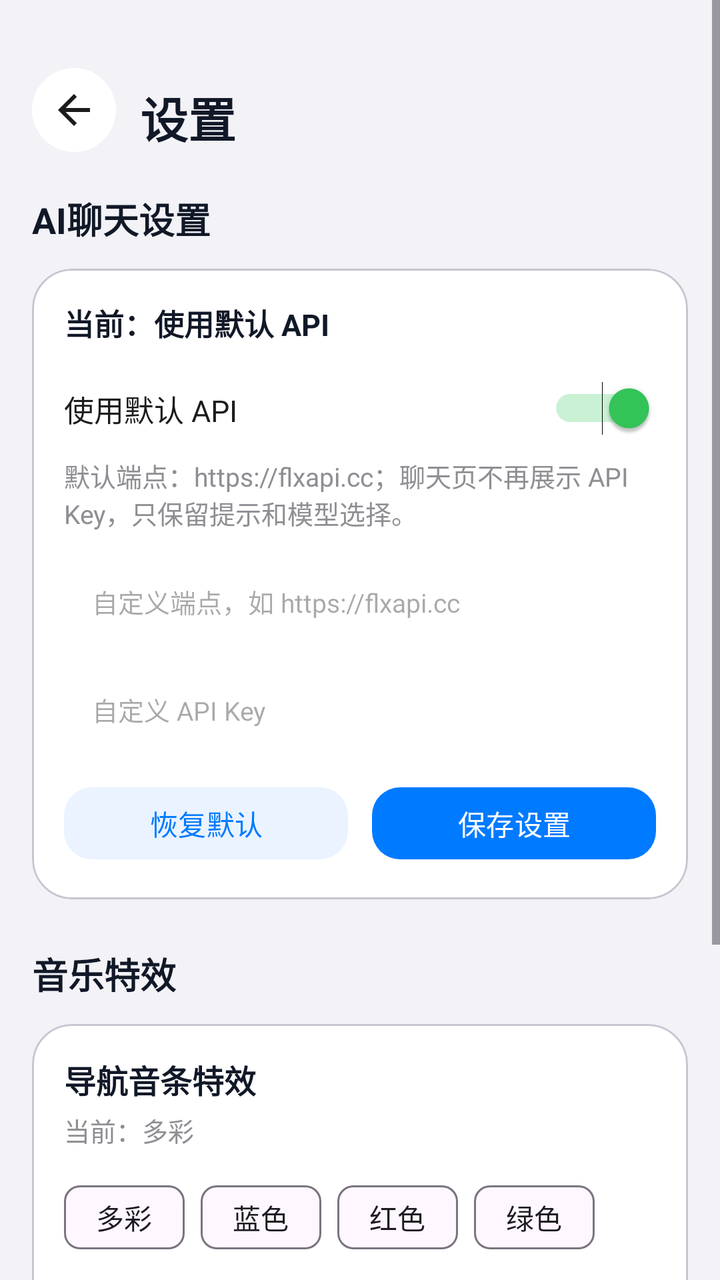
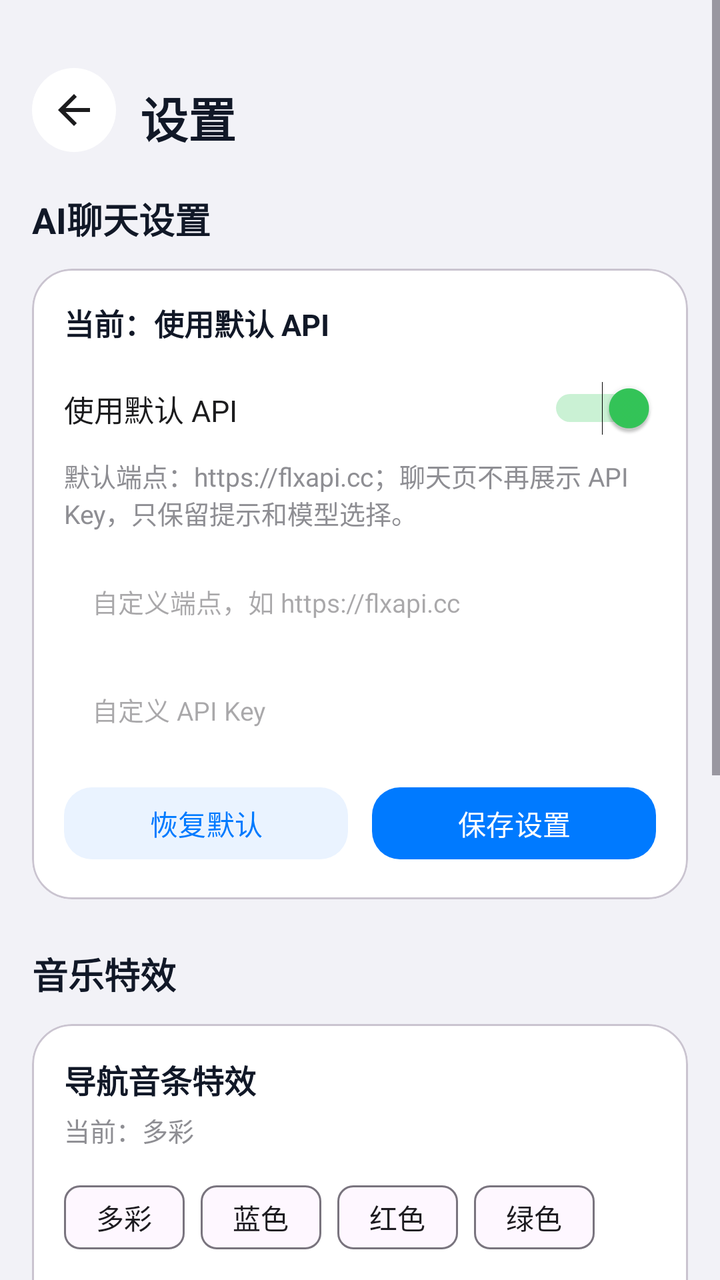

Before-and-after screenshots of an Android layout around one commit, followed by the original layout XML and the change that was made.
<!-- AndroidManifest.xml: application theme Theme.YunoTools -->
<!-- res/layout/activity_settings.xml -->
<?xml version="1.0" encoding="utf-8"?>
<ScrollView xmlns:android="http://schemas.android.com/apk/res/android"
    xmlns:app="http://schemas.android.com/apk/res-auto"
    android:id="@+id/settingsRoot"
    android:layout_width="match_parent"
    android:layout_height="match_parent"
    android:background="#F2F2F7"
    android:fillViewport="true">

    <LinearLayout
        android:layout_width="match_parent"
        android:layout_height="wrap_content"
        android:orientation="vertical"
        android:paddingBottom="24dp">

        <LinearLayout
            android:layout_width="match_parent"
            android:layout_height="88dp"
            android:gravity="bottom|center_vertical"
            android:orientation="horizontal"
            android:paddingStart="16dp"
            android:paddingEnd="16dp"
            android:paddingBottom="12dp">

            <ImageButton
                android:id="@+id/btnBack"
                android:layout_width="42dp"
                android:layout_height="42dp"
                android:background="@drawable/bg_bottom_nav_capsule"
                android:padding="10dp"
                android:src="@drawable/ic_back"
                app:tint="#1C1C1E" />

            <TextView
                android:layout_width="0dp"
                android:layout_height="wrap_content"
                android:layout_marginStart="12dp"
                android:layout_weight="1"
                android:text="设置"
                android:textColor="#111827"
                android:textSize="24sp"
                android:textStyle="bold" />
        </LinearLayout>

        <LinearLayout
            android:layout_width="match_parent"
            android:layout_height="wrap_content"
            android:orientation="vertical"
            android:paddingStart="16dp"
            android:paddingEnd="16dp">

            <TextView
                android:layout_width="wrap_content"
                android:layout_height="wrap_content"
                android:layout_marginTop="8dp"
                android:text="AI聊天设置"
                android:textColor="#111827"
                android:textSize="18sp"
                android:textStyle="bold" />
            <com.google.android.material.card.MaterialCardView
                android:layout_width="match_parent"
                android:layout_height="wrap_content"
                android:layout_marginTop="12dp"
                app:cardBackgroundColor="#FFFFFF"
                app:cardCornerRadius="20dp"
                app:cardElevation="0dp">
                <LinearLayout
                    android:layout_width="match_parent"
                    android:layout_height="wrap_content"
                    android:orientation="vertical"
                    android:padding="16dp">
                    <TextView
                        android:id="@+id/tvApiMode"
                        android:layout_width="match_parent"
                        android:layout_height="wrap_content"
                        android:text="当前：使用默认 API"
                        android:textColor="#111827"
                        android:textSize="15sp"
                        android:textStyle="bold" />
                    <LinearLayout
                        android:layout_width="match_parent"
                        android:layout_height="48dp"
                        android:layout_marginTop="8dp"
                        android:gravity="center_vertical"
                        android:orientation="horizontal">
                        <TextView
                            android:layout_width="0dp"
                            android:layout_height="wrap_content"
                            android:layout_weight="1"
                            android:text="使用默认 API"
                            android:textColor="#1C1C1E"
                            android:textSize="15sp" />
                        <Switch
                            android:id="@+id/switchDefaultApi"
                            android:layout_width="wrap_content"
                            android:layout_height="wrap_content"
                            android:checked="true" />
                    </LinearLayout>
                    <TextView
                        android:layout_width="match_parent"
                        android:layout_height="wrap_content"
                        android:text="默认端点：https://flxapi.cc；聊天页不再展示 API Key，只保留提示和模型选择。"
                        android:textColor="#8E8E93"
                        android:textSize="13sp" />
                    <LinearLayout
                        android:id="@+id/customApiPanel"
                        android:layout_width="match_parent"
                        android:layout_height="wrap_content"
                        android:layout_marginTop="12dp"
                        android:orientation="vertical">
                        <EditText
                            android:id="@+id/etAiEndpoint"
                            android:layout_width="match_parent"
                            android:layout_height="46dp"
                            android:background="@drawable/bg_input_round"
                            android:hint="自定义端点，如 https://flxapi.cc"
                            android:paddingHorizontal="14dp"
                            android:singleLine="true"
                            android:textSize="13sp" />
                        <EditText
                            android:id="@+id/etAiApiKey"
                            android:layout_width="match_parent"
                            android:layout_height="46dp"
                            android:layout_marginTop="8dp"
                            android:background="@drawable/bg_input_round"
                            android:hint="自定义 API Key"
                            android:paddingHorizontal="14dp"
                            android:singleLine="true"
                            android:textSize="13sp" />
                    </LinearLayout>
                    <LinearLayout
                        android:layout_width="match_parent"
                        android:layout_height="wrap_content"
                        android:layout_marginTop="12dp"
                        android:orientation="horizontal">
                        <com.google.android.material.button.MaterialButton
                            android:id="@+id/btnResetAiSettings"
                            android:layout_width="0dp"
                            android:layout_height="44dp"
                            android:layout_marginEnd="6dp"
                            android:layout_weight="1"
                            android:text="恢复默认"
                            android:textColor="#007AFF"
                            app:backgroundTint="#EAF3FF"
                            app:cornerRadius="14dp" />
                        <com.google.android.material.button.MaterialButton
                            android:id="@+id/btnSaveAiSettings"
                            android:layout_width="0dp"
                            android:layout_height="44dp"
                            android:layout_marginStart="6dp"
                            android:layout_weight="1"
                            android:text="保存设置"
                            android:textColor="@android:color/white"
                            app:backgroundTint="#007AFF"
                            app:cornerRadius="14dp" />
                    </LinearLayout>
                </LinearLayout>
            </com.google.android.material.card.MaterialCardView>

            <TextView
                android:layout_width="wrap_content"
                android:layout_height="wrap_content"
                android:layout_marginTop="24dp"
                android:text="音乐特效"
                android:textColor="#111827"
                android:textSize="18sp"
                android:textStyle="bold" />

            <com.google.android.material.card.MaterialCardView
                android:layout_width="match_parent"
                android:layout_height="wrap_content"
                android:layout_marginTop="12dp"
                app:cardBackgroundColor="#FFFFFF"
                app:cardCornerRadius="20dp"
                app:cardElevation="0dp">

                <LinearLayout
                    android:layout_width="match_parent"
                    android:layout_height="wrap_content"
                    android:orientation="vertical"
                    android:padding="16dp">

                    <TextView
                        android:layout_width="match_parent"
                        android:layout_height="wrap_content"
                        android:text="导航音条特效"
                        android:textColor="#111827"
                        android:textSize="16sp"
                        android:textStyle="bold" />

                    <TextView
                        android:id="@+id/tvMusicBarState"
                        android:layout_width="match_parent"
                        android:layout_height="wrap_content"
                        android:layout_marginTop="4dp"
                        android:text="当前：多彩"
                        android:textColor="#8E8E93"
                        android:textSize="13sp" />

                    <com.google.android.material.chip.ChipGroup
                        android:id="@+id/chipMusicBarStyle"
                        android:layout_width="match_parent"
                        android:layout_height="wrap_content"
                        android:layout_marginTop="10dp"
                        app:singleSelection="true">

                        <com.google.android.material.chip.Chip android:id="@+id/chipMusicBarMulti" android:layout_width="wrap_content" android:layout_height="wrap_content" android:text="多彩" android:checkable="true" />
                        <com.google.android.material.chip.Chip android:id="@+id/chipMusicBarBlue" android:layout_width="wrap_content" android:layout_height="wrap_content" android:text="蓝色" android:checkable="true" />
                        <com.google.android.material.chip.Chip android:id="@+id/chipMusicBarRed" android:layout_width="wrap_content" android:layout_height="wrap_content" android:text="红色" android:checkable="true" />
                        <com.google.android.material.chip.Chip android:id="@+id/chipMusicBarGreen" android:layout_width="wrap_content" android:layout_height="wrap_content" android:text="绿色" android:checkable="true" />
                        <com.google.android.material.chip.Chip android:id="@+id/chipMusicBarPurple" android:layout_width="wrap_content" android:layout_height="wrap_content" android:text="紫色" android:checkable="true" />
                    </com.google.android.material.chip.ChipGroup>
                </LinearLayout>
            </com.google.android.material.card.MaterialCardView>

            <TextView
                android:layout_width="wrap_content"
                android:layout_height="wrap_content"
                android:layout_marginTop="24dp"
                android:text="主题"
                android:textColor="#111827"
                android:textSize="18sp"
                android:textStyle="bold" />

            <com.google.android.material.card.MaterialCardView
                android:id="@+id/cardThemeSettings"
                android:layout_width="match_parent"
                android:layout_height="76dp"
                android:layout_marginTop="12dp"
                android:foreground="?attr/selectableItemBackground"
                app:cardBackgroundColor="#FFFFFF"
                app:cardCornerRadius="20dp"
                app:cardElevation="0dp">

                <LinearLayout
                    android:layout_width="match_parent"
                    android:layout_height="match_parent"
                    android:gravity="center_vertical"
                    android:orientation="horizontal"
                    android:paddingHorizontal="16dp">

                    <LinearLayout
                        android:layout_width="0dp"
                        android:layout_height="wrap_content"
                        android:layout_weight="1"
                        android:orientation="vertical">

                        <TextView
                            android:layout_width="match_parent"
                            android:layout_height="wrap_content"
                            android:text="主题功能页"
                            android:textColor="#111827"
                            android:textSize="16sp"
                            android:textStyle="bold" />

                        <TextView
                            android:id="@+id/tvCurrentTheme"
                            android:layout_width="match_parent"
                            android:layout_height="wrap_content"
                            android:layout_marginTop="3dp"
                            android:text="当前：默认主题"
                            android:textColor="#8E8E93"
                            android:textSize="13sp" />
                    </LinearLayout>

                    <TextView
                        android:layout_width="wrap_content"
                        android:layout_height="wrap_content"
                        android:text="进入"
                        android:textColor="#8E8E93"
                        android:textSize="14sp" />
                </LinearLayout>
            </com.google.android.material.card.MaterialCardView>
        </LinearLayout>
    </LinearLayout>
</ScrollView>
<!-- resources referenced by this layout -->
<resources>
  <!-- drawable bg_bottom_nav_capsule (drawable) -->
  <?xml version="1.0" encoding="utf-8"?>
  <shape xmlns:android="http://schemas.android.com/apk/res/android" android:shape="rectangle">
      <solid android:color="@android:color/white" />
      <corners android:radius="28dp" />
  </shape>
  <!-- drawable bg_input_round (drawable) -->
  <shape xmlns:android="http://schemas.android.com/apk/res/android"><solid android:color="#FFFFFF"/><corners android:radius="14dp"/></shape>
  <!-- drawable ic_back (drawable) -->
  <vector xmlns:android="http://schemas.android.com/apk/res/android"
      android:width="24dp"
      android:height="24dp"
      android:viewportWidth="24"
      android:viewportHeight="24">
      <path
          android:fillColor="#000000"
          android:pathData="M20,11H7.83l5.59,-5.59L12,4l-8,8 8,8 1.41,-1.41L7.83,13H20v-2z" />
  </vector>
  <style name="Theme.YunoTools" parent="Theme.Material3.Light.NoActionBar">
          <item name="colorPrimary">@color/primary</item>
          <item name="colorPrimaryDark">@color/primary_dark</item>
          <item name="colorAccent">@color/accent</item>
          <item name="android:statusBarColor">#F2F2F7</item>
          <item name="android:windowLightStatusBar">true</item>
          <item name="android:navigationBarColor">@android:color/white</item>
          <item name="android:windowLightNavigationBar">true</item>
      </style>
  <color name="primary">#007AFF</color>
  <color name="primary_dark">#0062CC</color>
  <color name="accent">#34C759</color>
</resources>

<!-- the commit's change to res/layout/activity_settings.xml (unified diff, before → after) -->
@@ -210,6 +210,44 @@
                         <com.google.android.material.chip.Chip android:id="@+id/chipMusicBarGreen" android:layout_width="wrap_content" android:layout_height="wrap_content" android:text="绿色" android:checkable="true" />
                         <com.google.android.material.chip.Chip android:id="@+id/chipMusicBarPurple" android:layout_width="wrap_content" android:layout_height="wrap_content" android:text="紫色" android:checkable="true" />
                     </com.google.android.material.chip.ChipGroup>
+
+                    <View
+                        android:layout_width="match_parent"
+                        android:layout_height="1dp"
+                        android:layout_marginTop="14dp"
+                        android:background="#EEF0F4" />
+
+                    <TextView
+                        android:layout_width="match_parent"
+                        android:layout_height="wrap_content"
+                        android:layout_marginTop="14dp"
+                        android:text="歌词流动颜色"
+                        android:textColor="#111827"
+                        android:textSize="16sp"
+                        android:textStyle="bold" />
+
+                    <TextView
+                        android:id="@+id/tvLyricHighlightState"
+                        android:layout_width="match_parent"
+                        android:layout_height="wrap_content"
+                        android:layout_marginTop="4dp"
+                        android:text="当前：蓝色"
+                        android:textColor="#8E8E93"
+                        android:textSize="13sp" />
+
+                    <com.google.android.material.chip.ChipGroup
+                        android:id="@+id/chipLyricHighlightStyle"
+                        android:layout_width="match_parent"
+                        android:layout_height="wrap_content"
+                        android:layout_marginTop="10dp"
+                        app:singleSelection="true">
+
+                        <com.google.android.material.chip.Chip android:id="@+id/chipLyricHighlightBlue" android:layout_width="wrap_content" android:layout_height="wrap_content" android:text="蓝色" android:checkable="true" />
+                        <com.google.android.material.chip.Chip android:id="@+id/chipLyricHighlightRed" android:layout_width="wrap_content" android:layout_height="wrap_content" android:text="红色" android:checkable="true" />
+                        <com.google.android.material.chip.Chip android:id="@+id/chipLyricHighlightGreen" android:layout_width="wrap_content" android:layout_height="wrap_content" android:text="绿色" android:checkable="true" />
+                        <com.google.android.material.chip.Chip android:id="@+id/chipLyricHighlightPurple" android:layout_width="wrap_content" android:layout_height="wrap_content" android:text="紫色" android:checkable="true" />
+                        <com.google.android.material.chip.Chip android:id="@+id/chipLyricHighlightOrange" android:layout_width="wrap_content" android:layout_height="wrap_content" android:text="橙色" android:checkable="true" />
+                    </com.google.android.material.chip.ChipGroup>
                 </LinearLayout>
             </com.google.android.material.card.MaterialCardView>
 
